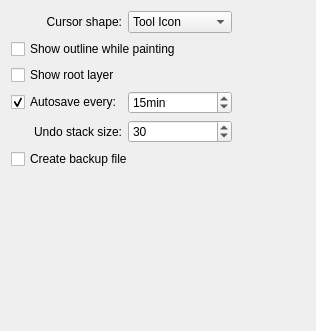
Before: the Qt Designer form krita/ui/forms/wdggeneralsettings.ui in KDE/krita, drawn with Qt 5.
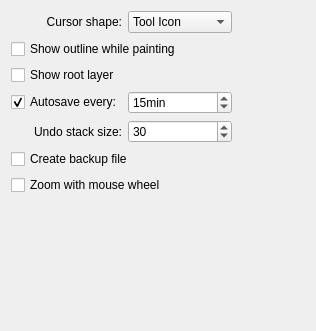
After: the same form once the commit is applied.

Commit message: add configuration option for zoom with wheel

Diff of the .ui file:
```diff
--- a/krita/ui/forms/wdggeneralsettings.ui
+++ b/krita/ui/forms/wdggeneralsettings.ui
@@ -128,7 +128,7 @@
      </property>
     </widget>
    </item>
-   <item row="6" column="1">
+   <item row="7" column="1">
     <spacer name="spacer2">
      <property name="orientation">
       <enum>Qt::Vertical</enum>
@@ -158,6 +158,13 @@
      </property>
     </widget>
    </item>
+   <item row="6" column="0" colspan="3">
+    <widget class="QCheckBox" name="chkZoomWithWheel">
+     <property name="text">
+      <string>Zoom with mouse wheel</string>
+     </property>
+    </widget>
+   </item>
   </layout>
  </widget>
  <layoutdefault spacing="6" margin="11"/>
```
The commit also changes 4 other files.
